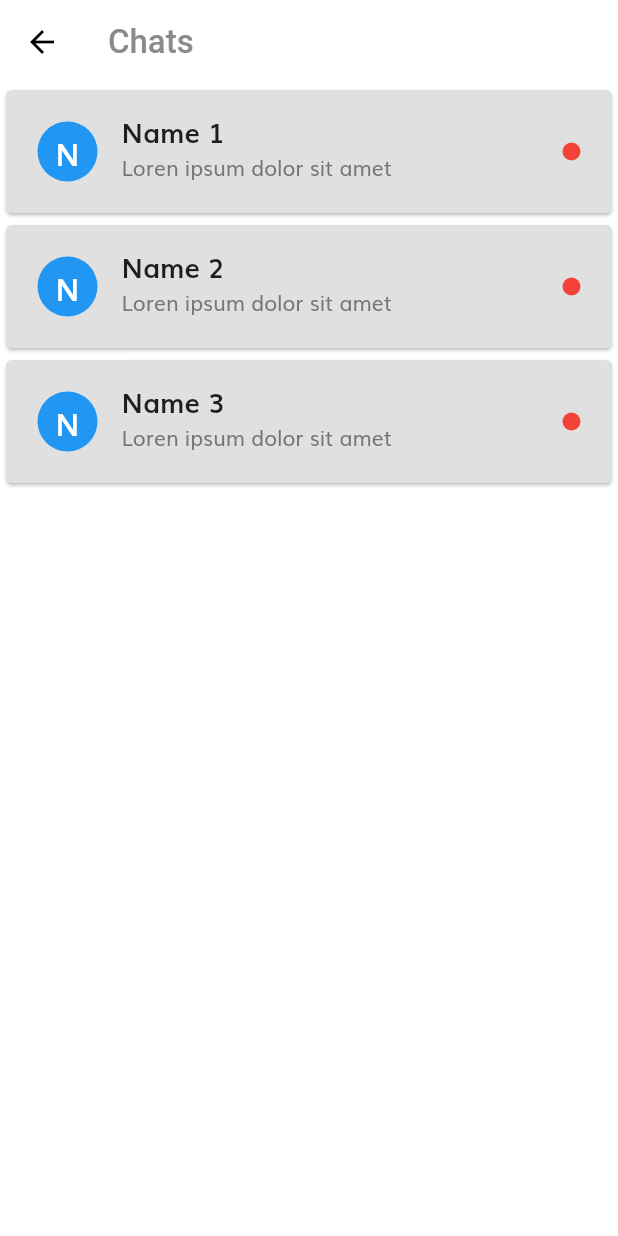
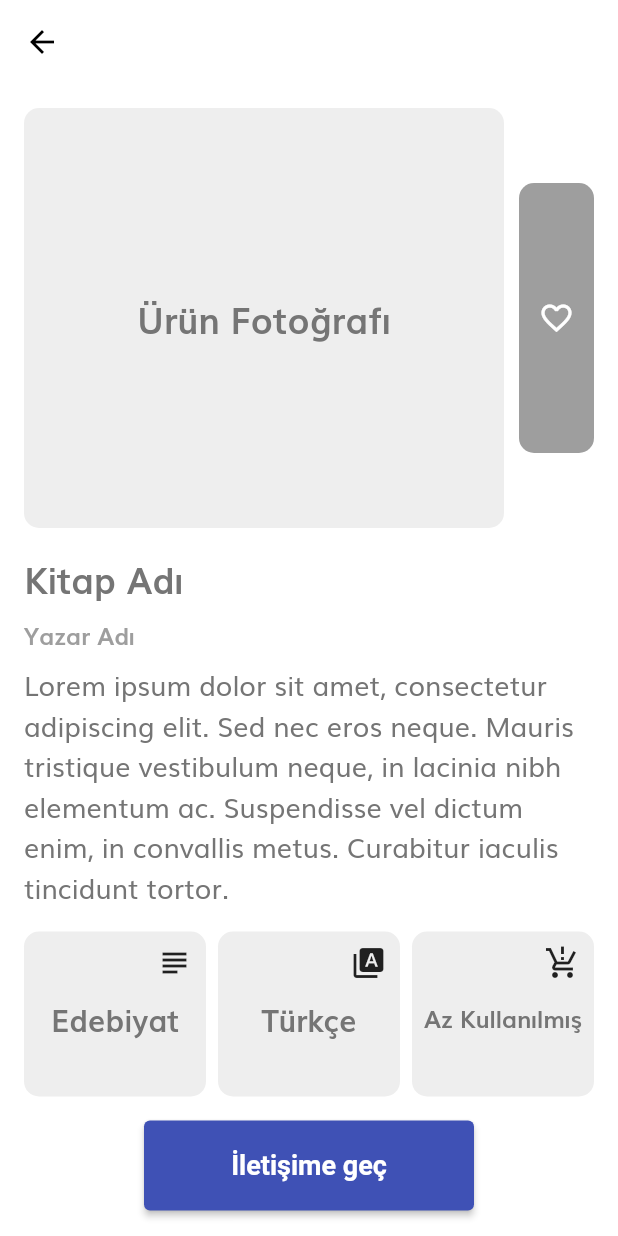
Before and after one commit to seHuzeyfe/libvary_app, a Flutter app: the screen it shows after launch, after a tap on "Go to Target Page", on a phone screen of 412 x 824 dp. Run offline on Flutter 3.47's test engine with Material 2 defaults, Android fonts, the phone set to English and light mode, and no system bars; our stand-ins replace flutter_svg.

Commit message:
book_page added

```diff
--- /dev/null
+++ b/lib/View/book_screen/book_screen.dart
@@ -0,0 +1,259 @@
+import 'package:flutter/material.dart';
+
+class BookPage extends StatefulWidget {
+  @override
+  _BookPageState createState() => _BookPageState();
+}
+
+class _BookPageState extends State<BookPage> {
+  bool isFavorite = false;
+
+  void toggleFavorite() {
+    setState(() {
+      isFavorite = !isFavorite;
+    });
+  }
+
+  @override
+  Widget build(BuildContext context) {
+    return Scaffold(
+      appBar: AppBar(),
+      body: SingleChildScrollView(
+        child: Column(
+          crossAxisAlignment: CrossAxisAlignment.start,
+          children: [
+            SizedBox(height: 16.0),
+            Padding(
+              padding: EdgeInsets.symmetric(horizontal: 16.0),
+              child: Row(
+                children: [
+                  Expanded(
+                    child: Container(
+                      height: 280.0,
+                      decoration: BoxDecoration(
+                        color: Colors.grey[200],
+                        borderRadius: BorderRadius.circular(10.0),
+                      ),
+                      child: Center(
+                        child: Text(
+                          'Ürün Fotoğrafı',
+                          style: TextStyle(
+                            fontSize: 24.0,
+                            fontWeight: FontWeight.bold,
+                          ),
+                        ),
+                      ),
+                    ),
+                  ),
+                  SizedBox(width: 10.0),
+                  GestureDetector(
+                    onTap: toggleFavorite,
+                    child: Container(
+                      width: 50.0,
+                      height: 180.0,
+                      decoration: BoxDecoration(
+                        color: isFavorite ? Colors.red : Colors.grey,
+                        borderRadius: BorderRadius.circular(10.0),
+                      ),
+                      child: Icon(
+                        isFavorite ? Icons.favorite : Icons.favorite_border,
+                        color: Colors.white,
+                      ),
+                    ),
+                  ),
+                ],
+              ),
+            ),
+            SizedBox(height: 16.0),
+            Padding(
+              padding: EdgeInsets.symmetric(horizontal: 16.0),
+              child: Column(
+                crossAxisAlignment: CrossAxisAlignment.start,
+                children: [
+                  Text(
+                    'Kitap Adı',
+                    style: TextStyle(
+                      fontSize: 24.0,
+                      fontWeight: FontWeight.bold,
+                    ),
+                  ),
+                  SizedBox(height: 8.0),
+                  Text(
+                    'Yazar Adı',
+                    style: TextStyle(
+                      fontSize: 16.0,
+                      fontWeight: FontWeight.bold,
+                      color: Colors.grey,
+                    ),
+                  ),
+                ],
+              ),
+            ),
+            SizedBox(height: 8.0),
+            Padding(
+              padding: EdgeInsets.symmetric(horizontal: 16.0),
+              child: Text(
+                "Lorem ipsum dolor sit amet, consectetur adipiscing elit. Sed nec eros neque. Mauris tristique vestibulum neque, in lacinia nibh elementum ac. Suspendisse vel dictum enim, in convallis metus. Curabitur iaculis tincidunt tortor.",
+                style: TextStyle(
+                  fontSize: 18.0,
+                ),
+              ),
+            ),
+            SizedBox(height: 16.0),
+            Padding(
+              padding: EdgeInsets.symmetric(horizontal: 16.0),
+              child: Row(
+                children: [
+                  Expanded(
+                    child: Container(
+                      height: 110.0,
+                      decoration: BoxDecoration(
+                        color: Colors.grey[200],
+                        borderRadius: BorderRadius.circular(10.0),
+                      ),
+                      child: Stack(
+                        alignment: Alignment.center,
+                        children: [
+                          Column(
+                            mainAxisAlignment: MainAxisAlignment.center,
+                            crossAxisAlignment: CrossAxisAlignment.center,
+                            children: [
+                              SizedBox(height: 5.0),
+                              Text(
+                                'Edebiyat',
+                                textAlign: TextAlign.center,
+                                style: TextStyle(
+                                  fontSize: 20.0,
+                                  fontWeight: FontWeight.bold,
+                                ),
+                              ),
+                            ],
+                          ),
+                          Positioned(
+                            top: 0,
+                            right: 0,
+                            child: Container(
+                              margin: EdgeInsets.all(6.0),
+                              width: 30.0,
+                              height: 30.0,
+                              color: Colors.grey[200],
+                              child: Icon(Icons.subject),
+                            ),
+                          ),
+                        ],
+                      ),
+                    ),
+                  ),
+                  SizedBox(width: 8.0),
+                  Expanded(
+                    child: Container(
+                      height: 110.0,
+                      decoration: BoxDecoration(
+                        color: Colors.grey[200],
+                        borderRadius: BorderRadius.circular(10.0),
+                      ),
+                      child: Stack(
+                        alignment: Alignment.center,
+                        children: [
+                          Column(
+                            mainAxisAlignment: MainAxisAlignment.center,
+                            crossAxisAlignment: CrossAxisAlignment.start,
+                            children: [
+                              SizedBox(height: 5.0),
+                              Text(
+                                'Türkçe',
+                                textAlign: TextAlign.center,
+                                style: TextStyle(
+                                  fontSize: 20.0,
+                                  fontWeight: FontWeight.bold,
+                                ),
+                              ),
+                            ],
+                          ),
+                          Positioned(
+                            top: 0,
+                            right: 0,
+                            child: Container(
+                              margin: EdgeInsets.all(6.0),
+                              width: 30.0,
+                              height: 30.0,
+                              color: Colors.grey[200],
+                              child: Icon(Icons.type_specimen),
+                            ),
+                          ),
+                        ],
+                      ),
+                    ),
+                  ),
+                  SizedBox(width: 8.0),
+                  Expanded(
+                    child: Container(
+                      height: 110.0,
+                      decoration: BoxDecoration(
+                        color: Colors.grey[200],
+                        borderRadius: BorderRadius.circular(10.0),
+                      ),
+                      child: Stack(
+                        alignment: Alignment.center,
+                        children: [
+                          Column(
+                            mainAxisAlignment: MainAxisAlignment.center,
+                            crossAxisAlignment: CrossAxisAlignment.start,
+                            children: [
+                              SizedBox(height: 5.0),
+                              Text(
+                                'Az Kullanılmış',
+                                textAlign: TextAlign.center,
+                                style: TextStyle(
+                                  fontSize: 16.0,
+                                  fontWeight: FontWeight.bold,
+                                ),
+                              ),
+                            ],
+                          ),
+                          Positioned(
+                            top: 0,
+                            right: 0,
+                            child: Container(
+                              margin: EdgeInsets.all(6.0),
+                              width: 30.0,
+                              height: 30.0,
+                              color: Colors.grey[200],
+                              child: Icon(Icons.production_quantity_limits),
+                            ),
+                          ),
+                        ],
+                      ),
+                    ),
+                  ),
+                ],
+              ),
+            ),
+            SizedBox(height: 16.0),
+            Padding(
+              padding: EdgeInsets.symmetric(horizontal: 16.0),
+              child: Align(
+                alignment: Alignment.center,
+                child: ElevatedButton(
+                  onPressed: () {},
+                  style: ElevatedButton.styleFrom(
+                    primary: Colors.indigo,
+                    textStyle: TextStyle(
+                      fontWeight: FontWeight.bold,
+                      fontSize: 18.0,
+                    ),
+                    padding: EdgeInsets.symmetric(vertical: 16.0),
+                    minimumSize: Size(220.0, 60.0),
+                  ),
+                  child: Text("İletişime geç"),
+                ),
+              ),
+            ),
+            SizedBox(height: 7.0),
+            SizedBox(height: 7.0),
+          ],
+        ),
+      ),
+    );
+  }
+}
--- /dev/null
+++ b/lib/View/product_screen/book_screen.dart
@@ -0,0 +1 @@
+// TODO Implement this library.
--- a/lib/View/welcome_screen/components/welcome_screen_content.dart
+++ b/lib/View/welcome_screen/components/welcome_screen_content.dart
@@ -1,6 +1,5 @@
 import 'package:flutter/material.dart';
-import 'package:libvary_app/View/chat_screen/main_chat_screen.dart';
-import 'package:libvary_app/constants.dart';
+import 'package:libvary_app/View/book_screen/book_screen.dart';
 import 'package:libvary_app/size_config.dart';
 
 class WelcomeScreenContent extends StatelessWidget {
@@ -46,7 +45,7 @@ class WelcomeScreenContent extends StatelessWidget {
             Navigator.push(
               context,
               MaterialPageRoute(
-                builder: (context) => ChatListScreen(),
+                builder: (context) => BookPage(),
               ),
             );
           },
```
